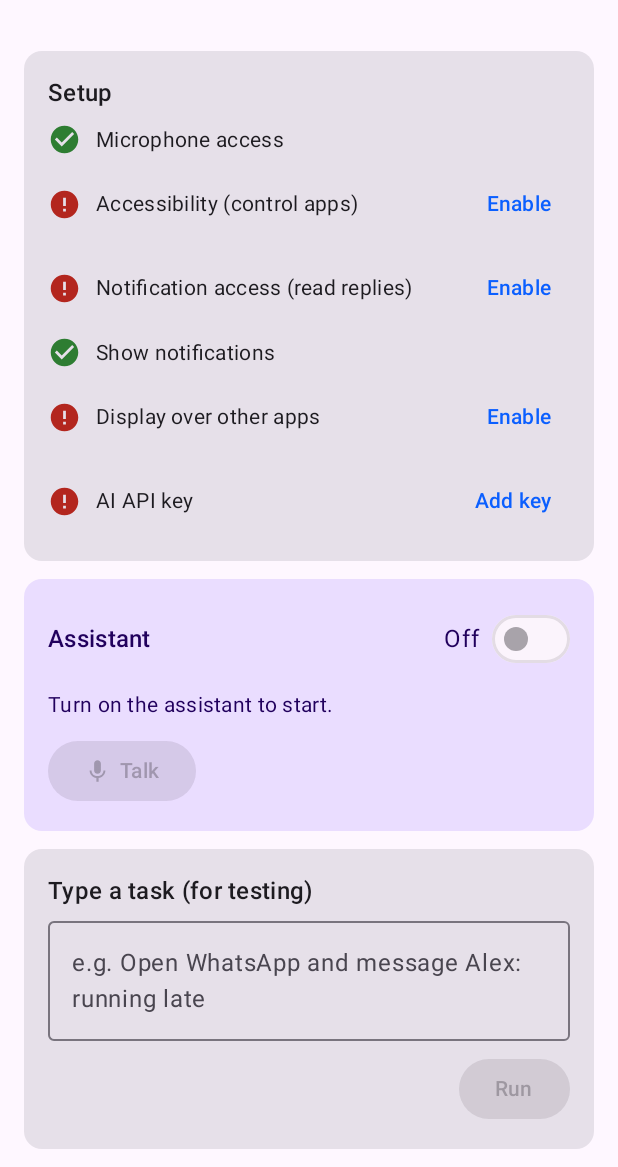
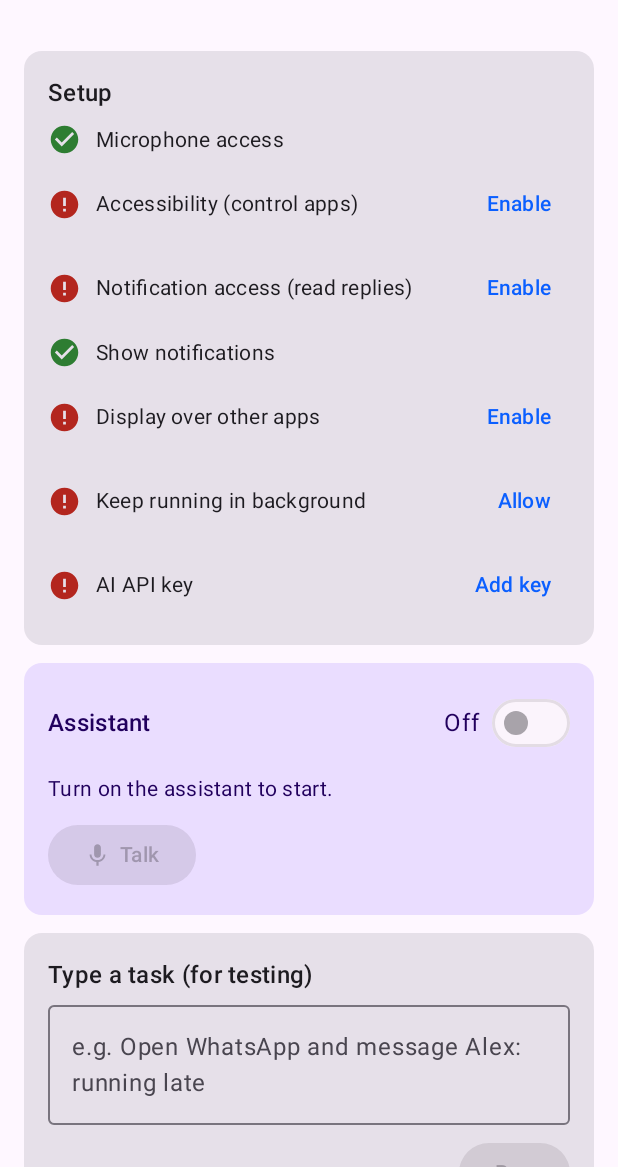
Before and after one commit to nullemon/do-my-task, an Android app built with Jetpack Compose: the screen it shows after launch (MainActivity), on a phone screen of 412 x 824 dp, the part 69-1236 px from its top. Run offline under Robolectric (Android 15) with nearby library versions, the phone set to English and light mode, and no system bars.

```diff
--- a/app/src/main/java/com/domytask/assistant/MainActivity.kt
+++ b/app/src/main/java/com/domytask/assistant/MainActivity.kt
@@ -95,6 +95,14 @@ private fun AppRoot() {
                 )
             )
         },
+        onOpenBattery = {
+            context.startActivity(
+                Intent(
+                    android.provider.Settings.ACTION_REQUEST_IGNORE_BATTERY_OPTIMIZATIONS,
+                    android.net.Uri.parse("package:${context.packageName}"),
+                )
+            )
+        },
         onOpenSettings = { showSettings = true },
         onToggleAssistant = { on ->
             if (on) VoiceService.start(context) else VoiceService.stop(context)
@@ -129,8 +137,10 @@ private fun computeSetup(context: Context): SetupStatus {
     val notifications = NotificationManagerCompat.getEnabledListenerPackages(context)
         .contains(context.packageName)
     val overlay = android.provider.Settings.canDrawOverlays(context)
+    val power = context.getSystemService(android.os.PowerManager::class.java)
+    val battery = power?.isIgnoringBatteryOptimizations(context.packageName) ?: true
     val apiKey = Settings(context).hasKeyForActiveProvider()
-    return SetupStatus(mic, accessibility, notifications, postNotif, overlay, apiKey)
+    return SetupStatus(mic, accessibility, notifications, postNotif, overlay, battery, apiKey)
 }
 
 private fun isAccessibilityEnabled(context: Context): Boolean {
--- a/app/src/main/java/com/domytask/assistant/data/Settings.kt
+++ b/app/src/main/java/com/domytask/assistant/data/Settings.kt
@@ -67,6 +67,11 @@ class Settings(context: Context) {
         get() = prefs.getBoolean(KEY_NARRATE, true)
         set(value) = prefs.edit().putBoolean(KEY_NARRATE, value).apply()
 
+    /** Wake the screen (and show over the lock screen) when a task starts. */
+    var wakeScreenForTasks: Boolean
+        get() = prefs.getBoolean(KEY_WAKE_SCREEN, true)
+        set(value) = prefs.edit().putBoolean(KEY_WAKE_SCREEN, value).apply()
+
     fun keyFor(provider: LlmProvider): String = when (provider) {
         LlmProvider.GEMINI -> geminiKey
         LlmProvider.CLAUDE -> claudeKey
@@ -86,6 +91,7 @@ class Settings(context: Context) {
         private const val KEY_MAX_STEPS = "max_steps"
         private const val KEY_SCREENSHOTS = "use_screenshots"
         private const val KEY_NARRATE = "narrate_steps"
+        private const val KEY_WAKE_SCREEN = "wake_screen"
         const val DEFAULT_WAKE = "hey assistant"
     }
 }
--- a/app/src/main/java/com/domytask/assistant/ui/HomeScreen.kt
+++ b/app/src/main/java/com/domytask/assistant/ui/HomeScreen.kt
@@ -51,6 +51,7 @@ data class SetupStatus(
     val notifications: Boolean,
     val postNotif: Boolean,
     val overlay: Boolean,
+    val battery: Boolean,
     val apiKey: Boolean,
 ) {
     val allReady: Boolean get() = mic && accessibility && apiKey
@@ -66,6 +67,7 @@ fun HomeScreen(
     onOpenNotificationAccess: () -> Unit,
     onRequestPostNotif: () -> Unit,
     onOpenOverlay: () -> Unit,
+    onOpenBattery: () -> Unit,
     onOpenSettings: () -> Unit,
     onToggleAssistant: (Boolean) -> Unit,
     onTalk: () -> Unit,
@@ -100,6 +102,7 @@ fun HomeScreen(
                 onOpenNotificationAccess = onOpenNotificationAccess,
                 onRequestPostNotif = onRequestPostNotif,
                 onOpenOverlay = onOpenOverlay,
+                onOpenBattery = onOpenBattery,
                 onOpenSettings = onOpenSettings,
             )
 
@@ -126,6 +129,7 @@ private fun SetupCard(
     onOpenNotificationAccess: () -> Unit,
     onRequestPostNotif: () -> Unit,
     onOpenOverlay: () -> Unit,
+    onOpenBattery: () -> Unit,
     onOpenSettings: () -> Unit,
 ) {
     Card(Modifier.fillMaxWidth()) {
@@ -136,6 +140,7 @@ private fun SetupCard(
             SetupRow("Notification access (read replies)", setup.notifications, "Enable", onOpenNotificationAccess)
             SetupRow("Show notifications", setup.postNotif, "Grant", onRequestPostNotif)
             SetupRow("Display over other apps", setup.overlay, "Enable", onOpenOverlay)
+            SetupRow("Keep running in background", setup.battery, "Allow", onOpenBattery)
             SetupRow("AI API key", setup.apiKey, "Add key", onOpenSettings)
         }
     }
--- a/app/src/main/java/com/domytask/assistant/ui/SettingsScreen.kt
+++ b/app/src/main/java/com/domytask/assistant/ui/SettingsScreen.kt
@@ -54,6 +54,7 @@ fun SettingsScreen(settings: Settings, onBack: () -> Unit) {
     var maxSteps by remember { mutableFloatStateOf(settings.maxSteps.toFloat()) }
     var screenshots by remember { mutableStateOf(settings.useScreenshots) }
     var narrate by remember { mutableStateOf(settings.narrateSteps) }
+    var wakeScreen by remember { mutableStateOf(settings.wakeScreenForTasks) }
     var providerMenu by remember { mutableStateOf(false) }
 
     fun persist() {
@@ -66,6 +67,7 @@ fun SettingsScreen(settings: Settings, onBack: () -> Unit) {
         settings.maxSteps = maxSteps.toInt()
         settings.useScreenshots = screenshots
         settings.narrateSteps = narrate
+        settings.wakeScreenForTasks = wakeScreen
     }
 
     Scaffold(
@@ -132,6 +134,7 @@ fun SettingsScreen(settings: Settings, onBack: () -> Unit) {
             Slider(value = maxSteps, onValueChange = { maxSteps = it }, valueRange = 5f..50f, steps = 8)
 
             ToggleRow("Speak each step out loud", narrate) { narrate = it }
+            ToggleRow("Wake the screen for tasks (shows over the lock screen)", wakeScreen) { wakeScreen = it }
             ToggleRow("Send screenshots to the AI (more accurate, higher cost)", screenshots) { screenshots = it }
 
             Spacer(Modifier.size(4.dp))
--- a/app/src/main/res/values/themes.xml
+++ b/app/src/main/res/values/themes.xml
@@ -11,4 +11,13 @@
         <item name="android:statusBarColor">@android:color/transparent</item>
         <item name="android:windowDrawsSystemBarBackgrounds">true</item>
     </style>
+
+    <!-- Transparent theme for the brief wake-screen / dismiss-keyguard activity. -->
+    <style name="Theme.DoMyTask.Transparent" parent="android:Theme.Material.NoActionBar">
+        <item name="android:windowIsTranslucent">true</item>
+        <item name="android:windowBackground">@android:color/transparent</item>
+        <item name="android:windowNoTitle">true</item>
+        <item name="android:backgroundDimEnabled">false</item>
+        <item name="android:windowContentOverlay">@null</item>
+    </style>
 </resources>
```
Also changed, not shown: app/src/main/AndroidManifest.xml (+15 -0 lines), app/src/main/java/com/domytask/assistant/AssistantOverlayActivity.kt (added, +56 -0 lines), app/src/main/java/com/domytask/assistant/agent/AgentRuntime.kt (+41 -0 lines), 1 other file.
